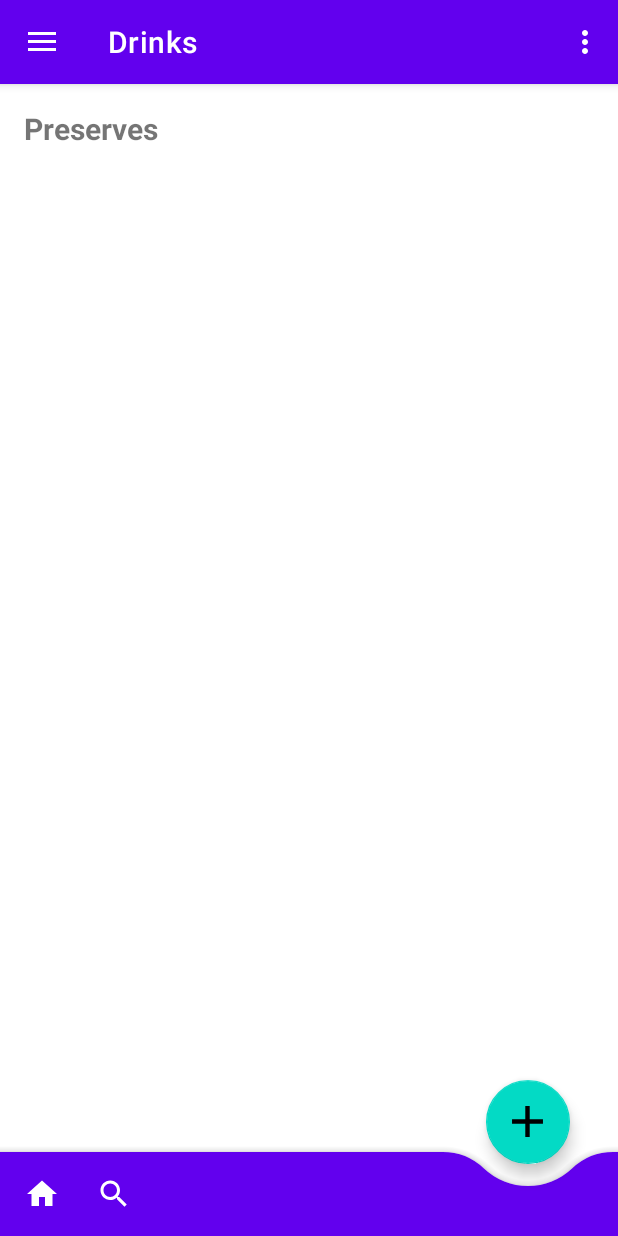
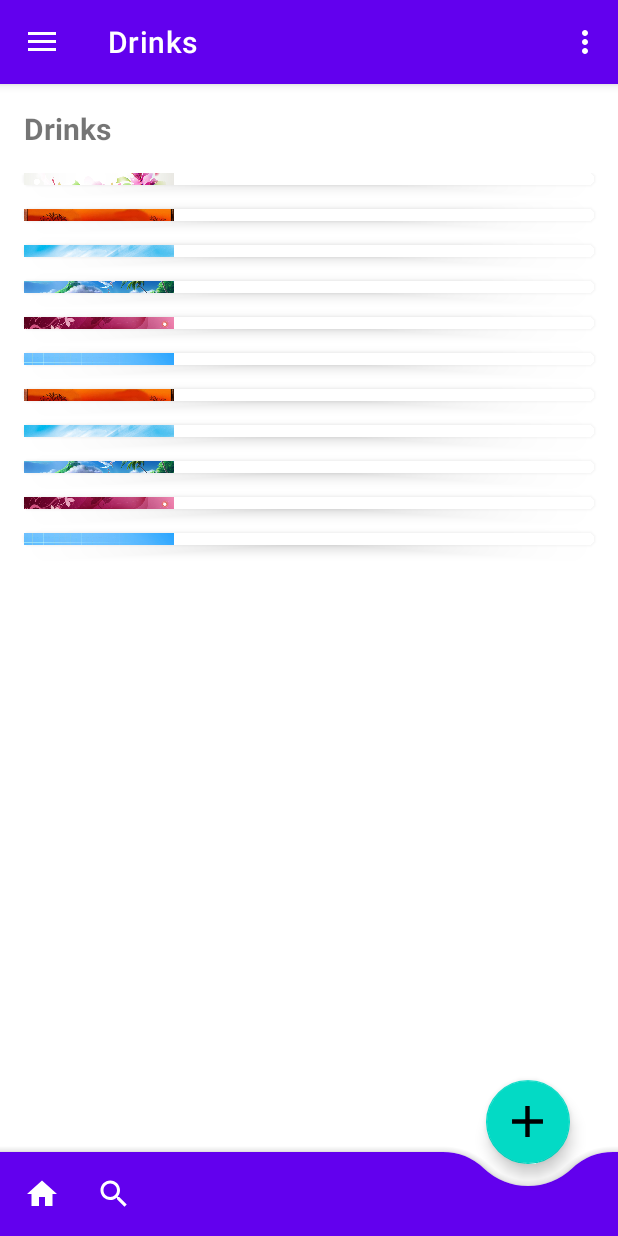
Before and after one commit to AsemAlhaidary/Market, an Android app: the screen it shows after launch (MainActivity), in the side drawer, after a tap on "Drinks", on a phone screen of 412 x 824 dp. Run offline under Robolectric (Android 15) with nearby library versions, the phone set to English and light mode, and no system bars; our stand-ins replace navigation-ui; 1 statement that could not run was skipped.

Commit message:
Make "DrinksFragment" to get into work
- Add place-holders projects to drinks fragment
- Implements recyclerview and MainAdapter
- Delete unnecessary imports from DrinksFragment
- Implements MainAdapter to use custom template for layout
- Add more few changes

Signed-off-by: Asem Al-haidary <asemalhaidary.2001@gmail.com>

```diff
--- /dev/null
+++ b/app/src/main/java/com/asem/market/DrinksProducts.java
@@ -0,0 +1,32 @@
+package com.asem.market;
+
+public class DrinksProducts {
+    public Integer[] pictures = {R.drawable.one, R.drawable.two, R.drawable.three,
+            R.drawable.four, R.drawable.five, R.drawable.six, R.drawable.two, R.drawable.three,
+            R.drawable.four, R.drawable.five, R.drawable.six};
+
+    public String[] productsNames = {"One", "Two", "Three", "Four", "Five", "Six", "Two", "Three", "Four", "Five", "Six"};
+
+    public Float[] productsPrice = {32.0f, 32.0f, 44.0f, 21.0f, 65.0f, 43.0f, 32.0f, 44.0f, 21.0f, 65.0f, 43.0f};
+
+    public void addProduct(Integer picture, String name, Float price) {
+        addPicture(picture);
+        addProductName(name);
+        addProductPrice(price);
+    }
+
+    private void addPicture(Integer picture) {
+        int picSize = pictures.length;
+        pictures[picSize] = picture;
+    }
+
+    private void addProductName(String name) {
+        int nameSize = productsNames.length;
+        productsNames[nameSize] = name;
+    }
+
+    private void addProductPrice(Float price) {
+        int priceSize = productsPrice.length;
+        productsPrice[priceSize] = price;
+    }
+}
--- a/app/src/main/java/com/asem/market/MainAdapter.java
+++ b/app/src/main/java/com/asem/market/MainAdapter.java
@@ -5,6 +5,7 @@ import android.view.LayoutInflater;
 import android.view.View;
 import android.view.ViewGroup;
 import android.widget.ImageView;
+import android.widget.LinearLayout;
 import android.widget.TextView;
 
 import androidx.annotation.NonNull;
@@ -15,17 +16,19 @@ import java.util.ArrayList;
 public class MainAdapter extends RecyclerView.Adapter<MainAdapter.ViewHolder> {
     ArrayList<MainModel> mainModels;
     Context context;
+    int template;
 
-    public MainAdapter(Context context, ArrayList<MainModel> mainModels) {
+    public MainAdapter(Context context, ArrayList<MainModel> mainModels, int template) {
         this.context = context;
         this.mainModels = mainModels;
+        this.template = template;
     }
 
     @NonNull
     @Override
     public MainAdapter.ViewHolder onCreateViewHolder(@NonNull ViewGroup parent, int viewType) {
         // Create View
-        View view = LayoutInflater.from(parent.getContext()).inflate(R.layout.row_item, parent, false);
+        View view = LayoutInflater.from(parent.getContext()).inflate(template, parent, false);
         return new ViewHolder(view);
     }
 
--- a/app/src/main/java/com/asem/market/ui/drinks/DrinksFragment.java
+++ b/app/src/main/java/com/asem/market/ui/drinks/DrinksFragment.java
@@ -1,38 +1,80 @@
 package com.asem.market.ui.drinks;
 
+import android.content.Context;
 import android.os.Bundle;
 import android.view.LayoutInflater;
 import android.view.View;
 import android.view.ViewGroup;
-//import android.widget.TextView;
+import android.widget.TextView;
 
 import androidx.annotation.NonNull;
-//import androidx.annotation.Nullable;
+import androidx.annotation.Nullable;
 import androidx.fragment.app.Fragment;
-//import androidx.lifecycle.Observer;
-//import androidx.lifecycle.ViewModelProvider;
+import androidx.lifecycle.Observer;
+import androidx.lifecycle.ViewModelProvider;
+import androidx.recyclerview.widget.DefaultItemAnimator;
+import androidx.recyclerview.widget.LinearLayoutManager;
+import androidx.recyclerview.widget.RecyclerView;
 
-import com.asem.market.databinding.FragmentAllBinding;
+import com.asem.market.DrinksProducts;
+import com.asem.market.MainActivity;
+import com.asem.market.MainAdapter;
+import com.asem.market.MainModel;
+import com.asem.market.R;
+import com.asem.market.databinding.FragmentDrinksBinding;
+
+import java.util.ArrayList;
 
 public class DrinksFragment extends Fragment {
 
-    //    private AllViewModel allViewModel;
-    private FragmentAllBinding binding;
+    private DrinksViewModel drinksViewModel;
+    private FragmentDrinksBinding binding;
+    private MainActivity MainActivity;
+    ArrayList<MainModel> drinksMainModels;
+    MainAdapter drinksMainAdapter;
+    DrinksProducts drinksProducts;
 
     public View onCreateView(@NonNull LayoutInflater inflater, ViewGroup container, Bundle savedInstanceState) {
-//        allViewModel = new ViewModelProvider(this).get(AllViewModel.class);
+        drinksViewModel = new ViewModelProvider(this).get(DrinksViewModel.class);
 
-        binding = FragmentAllBinding.inflate(inflater, container, false);
+        binding = FragmentDrinksBinding.inflate(inflater, container, false);
         View root = binding.getRoot();
 
-//        final TextView textView = binding.textHome;
-//        allViewModel.getText().observe(getViewLifecycleOwner(), new Observer<String>() {
-//            @Override
-//            public void onChanged(@Nullable String s) {
-//                textView.setText(s);
-//            }
-//        });
+        final TextView textView = binding.drinksTitle;
+        drinksViewModel.getText().observe(getViewLifecycleOwner(), new Observer<String>() {
+            @Override
+            public void onChanged(@Nullable String s) {
+                textView.setText(s);
+            }
+        });
+
+        initProductsList();
+
         return root;
+    }
+
+    private void initProductsList() {
+        drinksProducts = new DrinksProducts();
+        RecyclerView recyclerview = binding.drinksRecyclerView;
+
+        Integer[] pictures = drinksProducts.pictures;
+        String[] productsName = drinksProducts.productsNames;
+        Float[] productsPrice = drinksProducts.productsPrice;
+
+        drinksMainModels = new ArrayList<MainModel>();
+        for (int i = 0; i < pictures.length; i++) {
+            drinksMainModels.add(new MainModel(pictures[i], productsName[i], productsPrice[i]));
+        }
+
+        LinearLayoutManager layoutManager = new LinearLayoutManager((Context) MainActivity, LinearLayoutManager.VERTICAL, false);
+        recyclerview.setLayoutManager(layoutManager);
+        recyclerview.setItemAnimator(new DefaultItemAnimator());
+
+        // Initialize MainAdapter
+        drinksMainAdapter = new MainAdapter((Context) MainActivity, drinksMainModels, R.layout.list_row_item);
+
+        // Set MainAdapter to RecyclerView
+        recyclerview.setAdapter(drinksMainAdapter);
     }
 
     @Override
--- a/app/src/main/java/com/asem/market/ui/drinks/DrinksViewModel.java
+++ b/app/src/main/java/com/asem/market/ui/drinks/DrinksViewModel.java
@@ -10,7 +10,7 @@ public class DrinksViewModel extends ViewModel {
 
     public DrinksViewModel() {
         mText = new MutableLiveData<>();
-        mText.setValue("This is drinks fragment");
+        mText.setValue("Drinks");
     }
 
     public LiveData<String> getText() {
--- a/app/src/main/res/layout/fragment_drinks.xml
+++ b/app/src/main/res/layout/fragment_drinks.xml
@@ -1,22 +1,24 @@
 <?xml version="1.0" encoding="utf-8"?>
-<androidx.constraintlayout.widget.ConstraintLayout xmlns:android="http://schemas.android.com/apk/res/android"
-    xmlns:app="http://schemas.android.com/apk/res-auto"
-    xmlns:tools="http://schemas.android.com/tools"
+<LinearLayout xmlns:android="http://schemas.android.com/apk/res/android"
     android:layout_width="match_parent"
     android:layout_height="match_parent"
-    tools:context=".ui.drinks.DrinksFragment">
+    xmlns:tools="http://schemas.android.com/tools"
+    android:gravity="top"
+    android:orientation="vertical">
 
     <TextView
-        android:id="@+id/text_slideshow"
+        android:id="@+id/drinks_title"
         android:layout_width="match_parent"
         android:layout_height="wrap_content"
-        android:layout_marginStart="8dp"
-        android:layout_marginTop="8dp"
-        android:layout_marginEnd="8dp"
-        android:textAlignment="center"
+        android:padding="@dimen/activity_horizontal_margin"
         android:textSize="20sp"
-        app:layout_constraintBottom_toBottomOf="parent"
-        app:layout_constraintEnd_toEndOf="parent"
-        app:layout_constraintStart_toStartOf="parent"
-        app:layout_constraintTop_toTopOf="parent" />
-</androidx.constraintlayout.widget.ConstraintLayout>
+        android:textStyle="bold" />
+
+    <androidx.recyclerview.widget.RecyclerView
+        android:id="@+id/drinks_recycler_view"
+        android:layout_width="match_parent"
+        android:layout_height="0dp"
+        android:layout_weight="1"
+        tools:listitem="@layout/list_row_item" />
+
+</LinearLayout>
```
